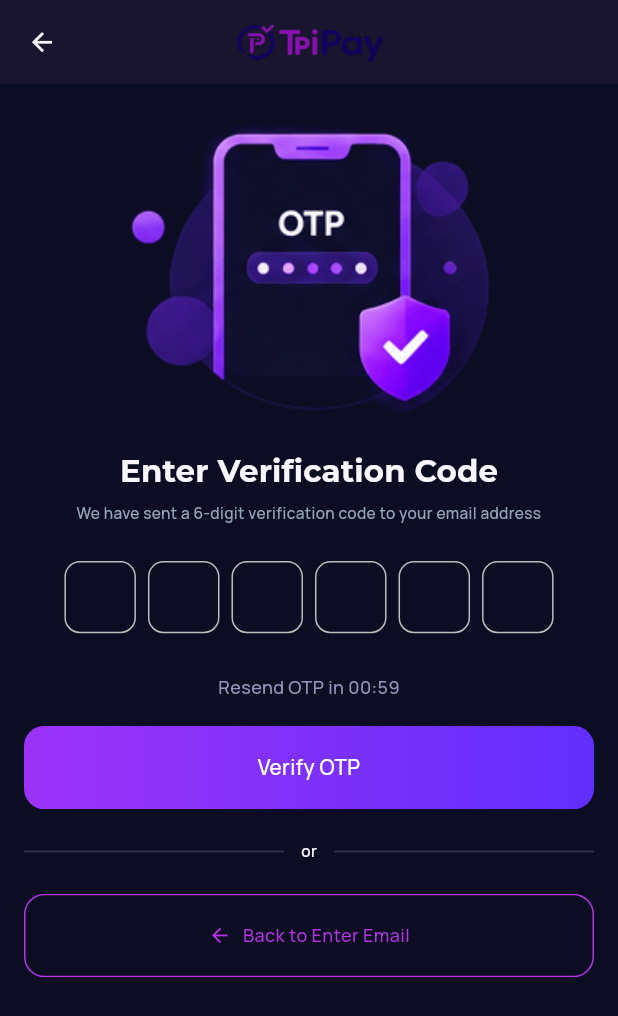
After one commit to Venkantesh22/Tpipay-payment-getway, a Flutter app: the OtpScreen screen opened directly, on a phone screen of 412 x 824 dp. The commit adds this screen. Shown: the top 1016 px of the screen. Run offline on Flutter 3.47's test engine with Material 3 defaults, Android fonts, the phone set to English and light mode, and no system bars; drawn by our look-alikes of pinput, toastification; our stand-ins replace cached_network_image, carousel_slider, custom_refresh_indicator, flutter_screenutil, flutter_svg, get and 9 more; missing offline and left inert: onesignal_flutter; accounts and stored records are empty.

Commit message:
create Enter otp screen UI create

```diff
--- a/lib/controllers/auth_controller.dart
+++ b/lib/controllers/auth_controller.dart
@@ -28,6 +28,7 @@ class AuthController extends GetxController implements GetxService {
   TextEditingController companyNameController = TextEditingController();
   TextEditingController mobileController = TextEditingController();
   TextEditingController confirmPasswordController = TextEditingController();
+  TextEditingController optController = TextEditingController();
 
   // Future<ResponseModel> generatedOtp({required String phone}) async {
   //   log('----------- generatedOtp Called ----------');
@@ -163,6 +164,7 @@ class AuthController extends GetxController implements GetxService {
     companyNameController.dispose();
     mobileController.dispose();
     confirmPasswordController.dispose();
+    optController.dispose();
     super.dispose();
   }
 
--- a/lib/main.dart
+++ b/lib/main.dart
@@ -9,7 +9,6 @@ import 'package:vlr/services/constants.dart';
 import 'package:vlr/services/theme.dart';
 import 'package:vlr/views/screens/action_screen/app_setting_screen/theme_settings_screen/widget/app_theme_preference.dart';
 import 'package:vlr/views/screens/auth_screens/login_screen.dart';
-import 'package:vlr/views/screens/auth_screens/opt_verification_screen.dart';
 import 'package:vlr/views/screens/auth_screens/register_screen.dart';
 import 'package:vlr/views/screens/dashboard/dashboard_screen.dart';
 
--- /dev/null
+++ b/lib/views/screens/auth_screens/forget_password/enter_email_screen/otp_screen.dart
@@ -0,0 +1,277 @@
+import 'dart:async';
+
+import 'package:flutter/material.dart';
+import 'package:flutter_screenutil/flutter_screenutil.dart';
+import 'package:get/get.dart';
+import 'package:pinput/pinput.dart';
+import 'package:vlr/controllers/auth_controller.dart';
+import 'package:vlr/services/app_them_helper.dart';
+import 'package:vlr/services/constants.dart';
+import 'package:vlr/services/custom_text.dart';
+import 'package:vlr/services/theme.dart';
+import 'package:vlr/views/base/custom_button.dart';
+import 'package:vlr/views/base/custom_image.dart';
+
+class OtpScreen extends StatefulWidget {
+  const OtpScreen({
+    super.key,
+  });
+
+  @override
+  State<OtpScreen> createState() => _OtpScreenState();
+}
+
+class _OtpScreenState extends State<OtpScreen> {
+  int _secondsRemaining = 60;
+  Timer? _timer;
+
+  @override
+  void initState() {
+    super.initState();
+    WidgetsBinding.instance.addPostFrameCallback(
+      (_) {
+        final authController = Get.find<AuthController>();
+        authController.optController.clear();
+      },
+    );
+    _startTimer();
+  }
+
+  void _startTimer() {
+    setState(() {
+      _secondsRemaining = 60;
+    });
+
+    _timer?.cancel();
+
+    _timer = Timer.periodic(const Duration(seconds: 1), (timer) {
+      if (_secondsRemaining > 0) {
+        setState(() {
+          _secondsRemaining--;
+        });
+      } else {
+        _timer?.cancel();
+      }
+    });
+  }
+
+  @override
+  void dispose() {
+    _timer?.cancel();
+    super.dispose();
+  }
+
+  String get _formattedTime {
+    return _secondsRemaining.toString().padLeft(2, '0');
+  }
+
+  @override
+  Widget build(BuildContext context) {
+    final defaultPinTheme = PinTheme(
+      width: 50.w,
+      height: 56.h,
+      textStyle: TextStyle(
+        fontSize: 22.sp,
+        fontWeight: FontWeight.w600,
+      ),
+      decoration: BoxDecoration(
+        border: Border.all(color: Colors.grey.shade400),
+        borderRadius: BorderRadius.circular(12.r),
+      ),
+    );
+
+    final focusedPinTheme = defaultPinTheme.copyDecorationWith(
+      border: Border.all(color: Theme.of(context).primaryColor, width: 2),
+      borderRadius: BorderRadius.circular(12.r),
+    );
+
+    return Scaffold(
+      appBar: AppBar(
+        centerTitle: true,
+        title: CustomImage(
+          path: context.imageAppLogoWithName,
+          height: 40.h,
+          width: 110.w,
+          fit: BoxFit.contain,
+        ),
+      ),
+      body: GetBuilder<AuthController>(builder: (authController) {
+        return SingleChildScrollView(
+          padding: AppConstants.screenPadding,
+          child: Center(
+            child: Column(
+              children: [
+                CustomImage(
+                  path: context.imageEnterOtp,
+                  height: MediaQuery.of(context).size.height / 4,
+                  fit: BoxFit.cover,
+                ),
+                Column(
+                  children: [
+                    sizedBoxHeight(height: 20),
+                    CustomText(
+                      "Enter Verification Code",
+                      style: Helper(context).textTheme.titleSmall?.copyWith(
+                            fontSize: 24.sp,
+                          ),
+                    ),
+                    sizedBoxHeight(height: 8),
+                    RichText(
+                      textAlign: TextAlign.center,
+                      overflow: TextOverflow.clip,
+                      text: TextSpan(
+                          text:
+                              "We have sent a 6-digit verification code to your email address",
+                          style: Helper(context).textTheme.bodyMedium?.copyWith(
+                                fontSize: 12.sp,
+                                color: context.greyText,
+                              ),
+                          children: [
+                            TextSpan(
+                              text: authController.emailController.text,
+                              style:
+                                  Helper(context).textTheme.bodyLarge?.copyWith(
+                                        fontSize: 14.sp,
+                                      ),
+                            ),
+                          ]),
+                    ),
+                    sizedBoxHeight(height: 28),
+                    Center(
+                      child: Pinput(
+                        length: 6, // Creates 6 boxes
+                        controller: authController.optController,
+                        defaultPinTheme: defaultPinTheme,
+                        focusedPinTheme: focusedPinTheme,
+                        keyboardType: TextInputType.number,
+                        onCompleted: (pin) {
+                          // Optional: Automatically trigger verification when all 6 digits are entered
+                          print("Entered OTP: $pin");
+                        },
+                      ),
+                    ),
+                    sizedBoxHeight(height: 32),
+                    Center(
+                      child: _secondsRemaining > 0
+                          ? CustomText(
+                              "Resend OTP in 00:$_formattedTime",
+                              style: Helper(context)
+                                  .textTheme
+                                  .bodyMedium
+                                  ?.copyWith(
+                                    fontSize: 14.sp,
+                                    color: context.greyDarkText,
+                                  ),
+                            )
+                          : GestureDetector(
+                              onTap: () {
+                                // TODO: Add Resend API Logic
+                                _startTimer();
+                              },
+                              child: CustomText(
+                                "Didn't receive the code? Resend",
+                                style: Helper(context)
+                                    .textTheme
+                                    .bodyMedium
+                                    ?.copyWith(
+                                      color: context.greyDarkText,
+                                      fontSize: 14.sp,
+                                      fontWeight: FontWeight.bold,
+                                    ),
+                              ),
+                            ),
+                    ),
+                    sizedBoxHeight(height: 20),
+                    CustomButton(
+                      height: 65.h,
+                      radius: 16.r,
+                      gradient: context.buttonGradient,
+                      onTap: () {
+                        if (authController.isLoading) {
+                          return showToast(message: "Please wait..");
+                        }
+                        // navigate(
+                        //     context: context, page: const DashboardScreen());
+                      },
+                      child: CustomText(
+                        "Verify OTP",
+                        textAlign: TextAlign.center,
+                        style: Helper(context).textTheme.bodyMedium?.copyWith(
+                              fontSize: 16.sp,
+                              color: white,
+                            ),
+                      ),
+                    ),
+                    Padding(
+                      padding: EdgeInsets.symmetric(
+                        vertical: 24.h,
+                      ),
+                      child: Row(
+                        children: [
+                          Expanded(
+                            child: Divider(
+                              color: context.dividerColor,
+                            ),
+                          ),
+                          Padding(
+                            padding: EdgeInsets.symmetric(horizontal: 12.w),
+                            child: CustomText(
+                              "or",
+                              style: Helper(context)
+                                  .textTheme
+                                  .bodyMedium
+                                  ?.copyWith(
+                                    fontSize: 12.sp,
+                                  ),
+                            ),
+                          ),
+                          Expanded(
+                            child: Divider(
+                              color: context.dividerColor,
+                            ),
+                          )
+                        ],
+                      ),
+                    ),
+                    CustomButton(
+                      height: 65.h,
+                      radius: 16.r,
+                      type: ButtonType.secondary,
+                      borderColor: context.primaryColorText,
+                      onTap: () {
+                        if (authController.isLoading) {
+                          return showToast(message: "Please wait..");
+                        }
+                        pop(context);
+                      },
+                      child: Row(
+                        mainAxisAlignment: MainAxisAlignment.center,
+                        children: [
+                          Icon(
+                            Icons.arrow_back,
+                            color: context.primaryColorText,
+                            size: 18.sp,
+                          ),
+                          sizedBoxWidth(width: 8),
+                          CustomText(
+                            "Back to Enter Email",
+                            textAlign: TextAlign.center,
+                            style:
+                                Helper(context).textTheme.bodyMedium?.copyWith(
+                                      fontSize: 14.sp,
+                                      color: context.primaryColorText,
+                                    ),
+                          ),
+                        ],
+                      ),
+                    ),
+                  ],
+                ),
+              ],
+            ),
+          ),
+        );
+      }),
+    );
+  }
+}
```
Also changed, not shown: lib/views/screens/auth_screens/login_screen.dart (+23 -20 lines), lib/views/screens/auth_screens/opt_verification_screen.dart (deleted, +0 -154 lines), lib/views/screens/auth_screens/register_screen.dart (+2 -5 lines), assets/images/otp-forget-password.png.
